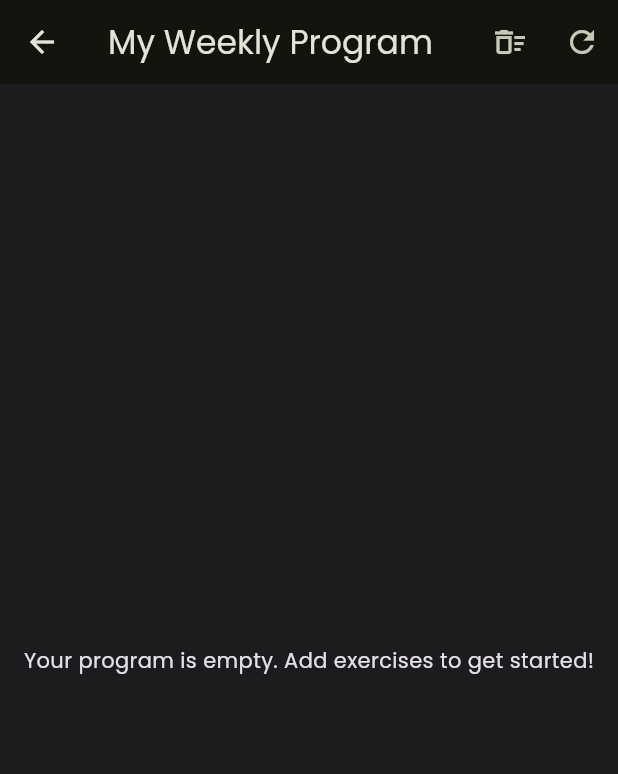
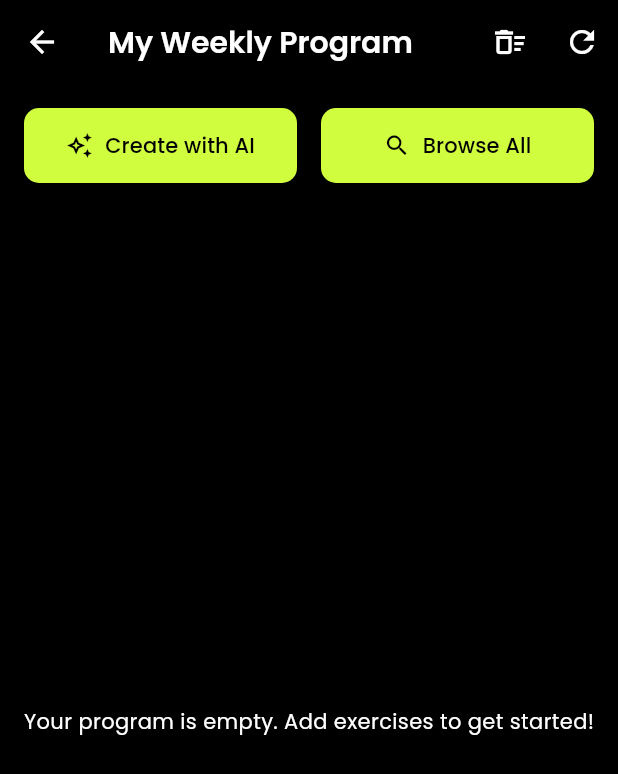
Before and after one commit to muriarty1893/my_first_app, a Flutter app: the ProgramScreen screen opened directly, on a phone screen of 412 x 824 dp. Shown: the top 774 px of the screen. Run offline on Flutter 3.47's test engine with Material 3 defaults, Android fonts, the phone set to English and light mode, and no system bars; our stand-ins replace csv, google_fonts, sqflite, sqflite_common_ffi; accounts and stored records are empty.

Commit message:
style: all pages modified

```diff
--- a/lib/screens/program_screen.dart
+++ b/lib/screens/program_screen.dart
@@ -5,6 +5,7 @@ import 'package:flutter/material.dart';
 import 'package:my_first_app/data/database_helper.dart';
 import 'package:my_first_app/models/program_exercise.dart';
 import 'package:collection/collection.dart';
+import 'package:my_first_app/screens/exercise_list_screen.dart';
 
 class ProgramScreen extends StatefulWidget {
   const ProgramScreen({super.key});
@@ -152,7 +153,41 @@ class _ProgramScreenState extends State<ProgramScreen> {
           ),
         ],
       ),
-      body: FutureBuilder<Map<String, List<ProgramExercise>>>(
+      body: Column(
+        children: [
+          Padding(
+            padding: const EdgeInsets.all(16.0),
+            child: Row(
+              children: [
+                Expanded(
+                  child: ElevatedButton.icon(
+                    onPressed: () {
+                      ScaffoldMessenger.of(context).showSnackBar(
+                        const SnackBar(content: Text('AI feature coming soon!')),
+                      );
+                    },
+                    icon: const Icon(Icons.auto_awesome_outlined),
+                    label: const Text('Create with AI'),
+                  ),
+                ),
+                const SizedBox(width: 16),
+                Expanded(
+                  child: ElevatedButton.icon(
+                    onPressed: () {
+                      Navigator.push(
+                        context,
+                        MaterialPageRoute(builder: (context) => const ExerciseListScreen()),
+                      );
+                    },
+                    icon: const Icon(Icons.search_outlined),
+                    label: const Text('Browse All'),
+                  ),
+                ),
+              ],
+            ),
+          ),
+          Expanded(
+            child: FutureBuilder<Map<String, List<ProgramExercise>>>(
               future: _program,
               builder: (context, snapshot) {
                 if (snapshot.connectionState == ConnectionState.waiting) {
@@ -176,6 +211,9 @@ class _ProgramScreenState extends State<ProgramScreen> {
                 );
               },
             ),
+          ),
+        ],
+      ),
     );
   }
 
@@ -184,7 +222,7 @@ class _ProgramScreenState extends State<ProgramScreen> {
       width: 280,
       margin: const EdgeInsets.symmetric(horizontal: 8.0, vertical: 16.0),
       decoration: BoxDecoration(
-        color: Theme.of(context).colorScheme.surfaceVariant.withOpacity(0.5),
+        color: Theme.of(context).cardTheme.color,
         borderRadius: BorderRadius.circular(12.0),
       ),
       child: Column(
--- /dev/null
+++ b/lib/theme/app_theme.dart
@@ -0,0 +1,76 @@
+import 'package:flutter/material.dart';
+import 'package:google_fonts/google_fonts.dart';
+
+class AppTheme {
+  static final ThemeData darkTheme = ThemeData(
+    scaffoldBackgroundColor: Colors.black,
+    appBarTheme: AppBarTheme(
+      backgroundColor: Colors.transparent,
+      elevation: 0,
+      titleTextStyle: GoogleFonts.poppins(
+        color: Colors.white,
+        fontWeight: FontWeight.w600,
+        fontSize: 20,
+      ),
+      iconTheme: const IconThemeData(color: Colors.white),
+    ),
+    colorScheme: const ColorScheme.dark(
+      primary: Color(0xFFD0FD3E),
+      secondary: Color(0xFFD0FD3E),
+      onPrimary: Colors.black,
+      onSecondary: Colors.black,
+    ),
+    textTheme: GoogleFonts.poppinsTextTheme(
+      ThemeData.dark().textTheme,
+    ).apply(
+      bodyColor: Colors.white,
+      displayColor: Colors.white,
+    ),
+    cardTheme: CardThemeData(
+      color: Colors.grey.withAlpha(51),
+      shape: RoundedRectangleBorder(
+        borderRadius: BorderRadius.circular(20),
+      ),
+    ),
+    elevatedButtonTheme: ElevatedButtonThemeData(
+      style: ElevatedButton.styleFrom(
+        backgroundColor: const Color(0xFFD0FD3E),
+        foregroundColor: Colors.black,
+        shape: RoundedRectangleBorder(
+          borderRadius: BorderRadius.circular(10),
+        ),
+        padding: const EdgeInsets.symmetric(horizontal: 20, vertical: 15),
+      ),
+    ),
+    floatingActionButtonTheme: const FloatingActionButtonThemeData(
+      backgroundColor: Color(0xFFD0FD3E),
+      foregroundColor: Colors.black,
+    ),
+    bottomNavigationBarTheme: BottomNavigationBarThemeData(
+      backgroundColor: Colors.black,
+      selectedItemColor: const Color(0xFFD0FD3E),
+      unselectedItemColor: Colors.grey[600],
+      showUnselectedLabels: true,
+    ),
+    inputDecorationTheme: InputDecorationTheme(
+      filled: true,
+      fillColor: Colors.grey.withAlpha(51),
+      border: OutlineInputBorder(
+        borderRadius: BorderRadius.circular(10),
+        borderSide: BorderSide.none,
+      ),
+      hintStyle: TextStyle(color: Colors.grey[400]),
+    ),
+    chipTheme: ChipThemeData(
+      backgroundColor: Colors.grey.withAlpha(51),
+      selectedColor: const Color(0xFFD0FD3E),
+      labelStyle: const TextStyle(color: Colors.white, fontWeight: FontWeight.bold),
+      secondaryLabelStyle: const TextStyle(color: Colors.black, fontWeight: FontWeight.bold),
+      padding: const EdgeInsets.symmetric(horizontal: 16, vertical: 12),
+      shape: RoundedRectangleBorder(
+        borderRadius: BorderRadius.circular(20),
+        side: BorderSide.none,
+      ),
+    ),
+  );
+}
```
Also changed, not shown: lib/data/database_helper.dart (+15 -3 lines), lib/main.dart (+3 -20 lines), lib/screens/activity_screen.dart (+42 -21 lines), lib/screens/home_screen.dart (+0 -7 lines), lib/screens/main_screen.dart (+17 -38 lines), lib/screens/profile_screen.dart (+0 -7 lines). Lines whose indentation alone changed are shown as unchanged.
